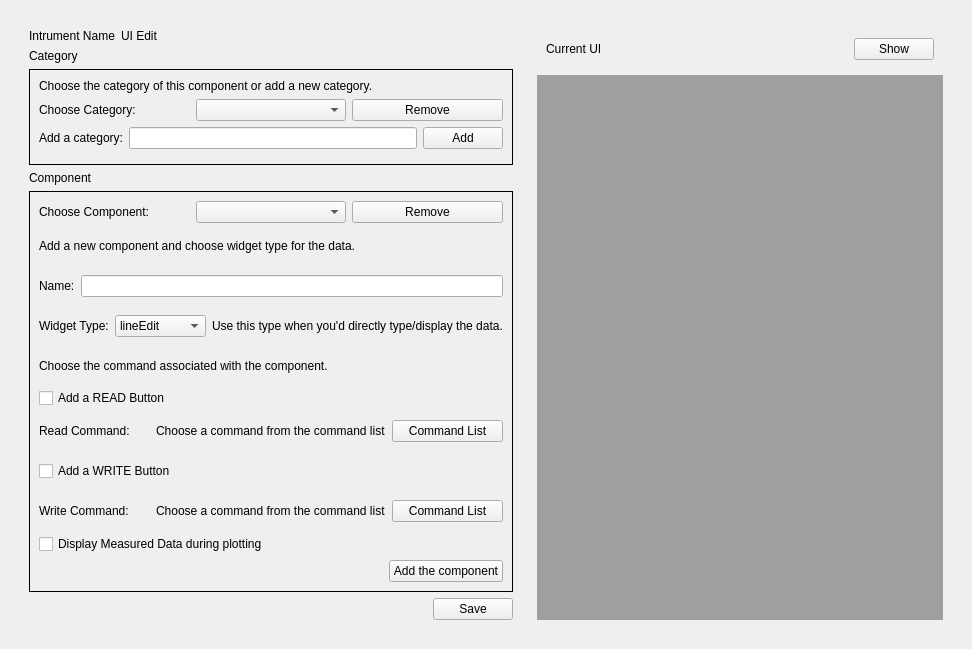
Qt form GUI/ui_files/ui_edit.ui (YeonungK/YonKu) before a commit.
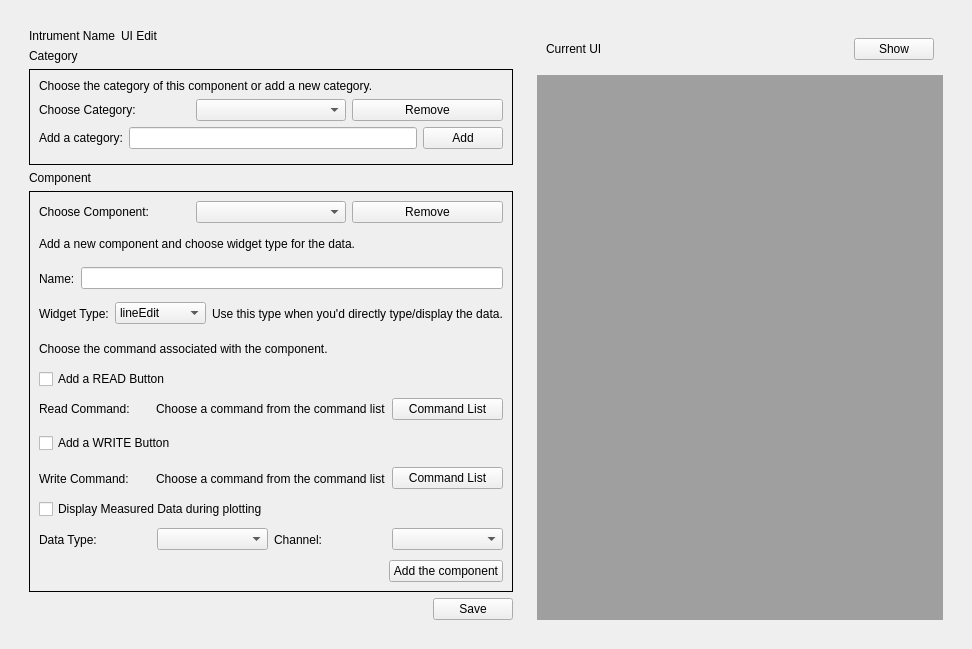
The same form after that commit.

Diff of the .ui file:
```diff
--- a/GUI/ui_files/ui_edit.ui
+++ b/GUI/ui_files/ui_edit.ui
@@ -563,12 +563,29 @@
                 </widget>
                </item>
                <item>
-                <widget class="QCheckBox" name="read_only_checkBox">
+               <widget class="QCheckBox" name="read_only_checkBox">
                  <property name="text">
                   <string>Display Measured Data during plotting</string>
                  </property>
                 </widget>
                </item>
+               <item>
+                <widget class="QFrame" name="display_data_frame">
+                 <property name="frameShape">
+                  <enum>QFrame::NoFrame</enum>
+                 </property>
+                 <layout class="QHBoxLayout" name="display_data_layout">
+                  <property name="leftMargin"><number>0</number></property>
+                  <property name="topMargin"><number>0</number></property>
+                  <property name="rightMargin"><number>0</number></property>
+                  <property name="bottomMargin"><number>0</number></property>
+                  <item><widget class="QLabel" name="display_data_type_label"><property name="text"><string>Data Type:</string></property></widget></item>
+                  <item><widget class="QComboBox" name="display_data_type_comboBox"/></item>
+                  <item><widget class="QLabel" name="display_channel_label"><property name="text"><string>Channel:</string></property></widget></item>
+                  <item><widget class="QComboBox" name="display_channel_comboBox"/></item>
+                 </layout>
+                </widget>
+               </item>
                <item>
                 <widget class="QFrame" name="frame_17">
                  <property name="sizePolicy">
```
